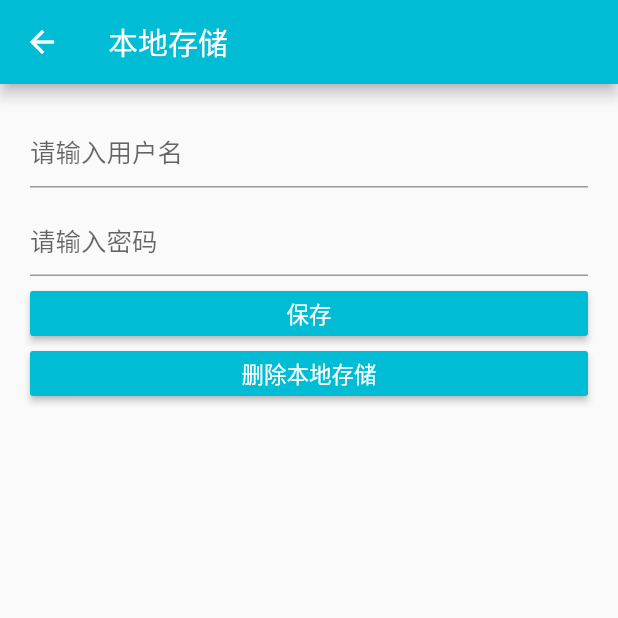
After one commit to 1691665955/flutter_study, a Flutter app: the StorageDemoPage screen opened directly, on a phone screen of 412 x 824 dp, the top half of it. The commit adds this screen. Run offline on Flutter 3.47's test engine with Material 2 defaults, Android fonts, the phone set to English and light mode, and no system bars; our stand-ins replace chewie, connectivity, date_format, device_info, dio, flutter_easyrefresh and 10 more; missing offline and left inert: amap_location_fluttify, dart:ffi, flutter_alipay, flutter_cupertino_date_picker, flutter_downloader, qr_code_scanner and 1 more; accounts and stored records are empty; network calls fail.

Commit message:
add some module

```diff
--- a/lib/main.dart
+++ b/lib/main.dart
@@ -2,9 +2,11 @@ import 'package:flutter/material.dart';
 import 'routes/Routes.dart';
 import 'package:flutter_localizations/flutter_localizations.dart';
 import 'package:amap_location_fluttify/amap_location_fluttify.dart';
+import 'package:flutter_downloader/flutter_downloader.dart';
 
 void main() async {
   WidgetsFlutterBinding.ensureInitialized();
+  await FlutterDownloader.initialize();
   await AmapLocation.instance.init(iosKey: "f83e0282a2cdab49ec543129c4b5ff00");
   runApp(MyApp());
 }
--- /dev/null
+++ b/lib/pages/setting/StorageDemo.dart
@@ -0,0 +1,118 @@
+import 'package:flutter/material.dart';
+import '../../common/Storage.dart';
+import 'package:fluttertoast/fluttertoast.dart';
+
+class StorageDemoPage extends StatefulWidget {
+  @override
+  _StorageDemoPageState createState() => _StorageDemoPageState();
+}
+
+class _StorageDemoPageState extends State<StorageDemoPage> {
+
+
+  TextEditingController _usernameController = new TextEditingController();
+  TextEditingController _passswordController = new TextEditingController();
+
+  void _saveData(username, password) async {
+    await Storage.setString("username", username);
+    await Storage.setString("password", password);
+  }
+
+  void _getData() async {
+    String username = await Storage.getString("username");
+    String password = await Storage.getString("password");
+    setState(() {
+      _usernameController.text = username;
+      _passswordController.text = password;
+    });
+  }
+
+  void _removeAll() async {
+    await Storage.remove("username");
+    await Storage.remove("password");
+  }
+
+  @override
+  void initState() {
+    // TODO: implement initState
+    super.initState();
+    _getData();
+  }
+
+  @override
+  Widget build(BuildContext context) {
+    return Scaffold(
+      appBar: AppBar(
+        iconTheme: IconThemeData(color: Colors.white),
+        title: Text(
+          "本地存储",
+          style: TextStyle(color: Colors.white),
+        ),
+      ),
+      body: Padding(
+        padding: EdgeInsets.all(20),
+//        child: TextFieldDemo(),
+        child: Column(
+          children: <Widget>[
+            TextField(
+              decoration: InputDecoration(
+                  hintText: "请输入用户名"
+              ),
+              controller: _usernameController,
+            ),
+            SizedBox(height: 10,),
+            TextField(
+              obscureText: false,
+              decoration: InputDecoration(
+                hintText: "请输入密码",
+              ),
+              controller: _passswordController,
+            ),
+            SizedBox(height: 10,),
+            Container(
+              width: double.infinity,
+              height: 30,
+              child: RaisedButton(
+                child: Text(
+                  "保存",
+                  style: TextStyle(
+                      color: Colors.white
+                  ),
+                ),
+                color: Theme.of(context).accentColor,
+                onPressed: (){
+                  _saveData(_usernameController.text, _passswordController.text);
+                  Fluttertoast.showToast(msg: "保存成功");
+                  Future.delayed(Duration(milliseconds: 2000), (){
+                    Navigator.pop(context);
+                  });
+                },
+              ),
+            ),
+            SizedBox(height: 10,),
+            Container(
+              width: double.infinity,
+              height: 30,
+              child: RaisedButton(
+                child: Text(
+                  "删除本地存储",
+                  style: TextStyle(
+                      color: Colors.white
+                  ),
+                ),
+                color: Theme.of(context).accentColor,
+                onPressed: (){
+                  _removeAll();
+                  Fluttertoast.showToast(msg: "删除成功");
+                  Future.delayed(Duration(milliseconds: 2000), (){
+                    Navigator.pop(context);
+                  });
+                },
+              ),
+            )
+          ],
+        ),
+      ),
+    );
+  }
+}
--- a/lib/pages/tabs/Setting.dart
+++ b/lib/pages/tabs/Setting.dart
@@ -1,4 +1,6 @@
 import 'package:flutter/material.dart';
+import 'package:simple_permissions/simple_permissions.dart';
+import 'package:fluttertoast/fluttertoast.dart';
 
 class SettingPage extends StatefulWidget {
   @override
@@ -12,8 +14,25 @@ class _SettingPageState extends State<SettingPage> {
     {"name":"定位信息","router":"/location"},
     {"name":"拍照选择图片","router":"/imagePicker"},
     {"name":"视频播放","router":"/video"},
-    {"name":"网络监测","router":"/networkDetect"}
+    {"name":"网络监测","router":"/networkDetect"},
+    {"name":"本地存储","router":"/storage"},
+    {"name":"二维码扫描","router":"/barcodeScan"},
+    {"name":"版本检测和升级","router":"/version"},
+    {"name":"打开外部链接","router":"/launcher"},
+    {"name":"微信支付","router":"/alipay"}
   ];
+
+  Future<void> _navigatorToBarcodeScan(String router) async {
+    bool hasPermission = await SimplePermissions.checkPermission(Permission.Camera);
+    if (!hasPermission) {
+      PermissionStatus requestPermissionResult = await SimplePermissions.requestPermission(Permission.Camera);
+      if (requestPermissionResult != PermissionStatus.authorized) {
+        Fluttertoast.showToast(msg: "请打开相机权限");
+        return;
+      }
+    }
+    Navigator.pushNamed(context, router);
+  }
 
   Widget _getListWidget(context, index) {
     return Column(
@@ -26,7 +45,11 @@ class _SettingPageState extends State<SettingPage> {
               Icons.keyboard_arrow_right
           ),
           onTap: () {
-            Navigator.pushNamed(context, _dataList[index]["router"]);
+            if (_dataList[index]["router"] == "/barcodeScan") {
+              _navigatorToBarcodeScan(_dataList[index]["router"]);
+            } else {
+              Navigator.pushNamed(context, _dataList[index]["router"]);
+            }
           },
         ),
         Divider(
```
Also changed, not shown: lib/common/Storage.dart (added, +72 -0 lines), lib/pages/setting/Alipay.dart (added, +55 -0 lines), lib/pages/setting/BarcodeScan.dart (added, +149 -0 lines), lib/pages/setting/Launcher.dart (added, +76 -0 lines), lib/pages/setting/Version.dart (added, +134 -0 lines), lib/routes/Routes.dart (+10 -0 lines), pubspec.yaml (+17 -0 lines), pubspec.lock, 5 other files.
